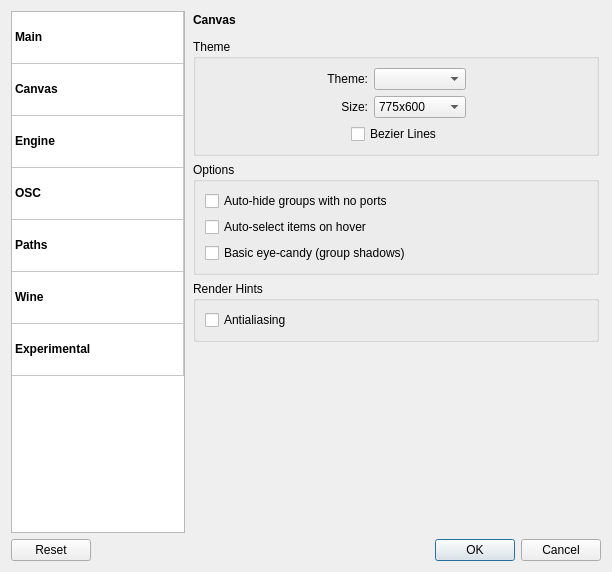
This is resources/ui/carla_settings.ui in falkTX/Carla as Qt 5 draws it before an edit. The edited form follows.
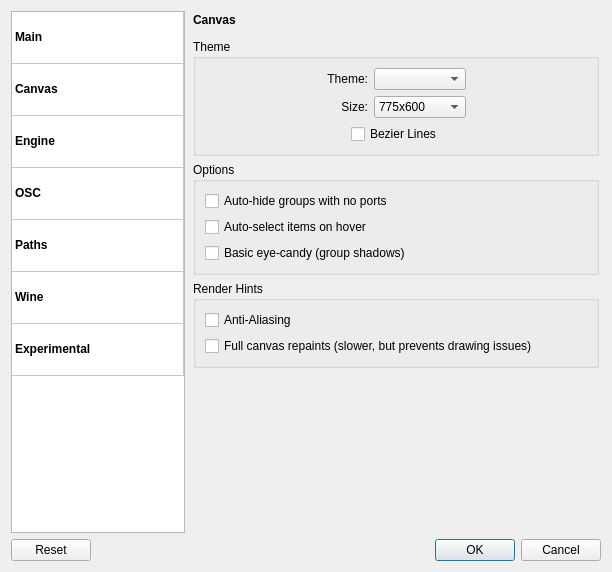
This is the edited form. The open tabs and pages were chosen to show the change. Icons and pictures are not drawn.

Commit message: Add option in settings for full-canvas repaints When activated, fixes noise and lefovers in background canvas area

```diff
--- a/resources/ui/carla_settings.ui
+++ b/resources/ui/carla_settings.ui
@@ -723,13 +723,20 @@
             <item>
              <widget class="QCheckBox" name="cb_canvas_render_aa">
               <property name="text">
-               <string>Antialiasing</string>
+               <string>Anti-Aliasing</string>
               </property>
               <property name="tristate">
                <bool>true</bool>
               </property>
              </widget>
             </item>
+            <item>
+             <widget class="QCheckBox" name="cb_canvas_full_repaints">
+              <property name="text">
+               <string>Full canvas repaints (slower, but prevents drawing issues)</string>
+              </property>
+             </widget>
+            </item>
            </layout>
           </widget>
          </item>
```
Left out of the diff: 2 changed lines with no effect on the pictures. The commit also changes 3 other files.
